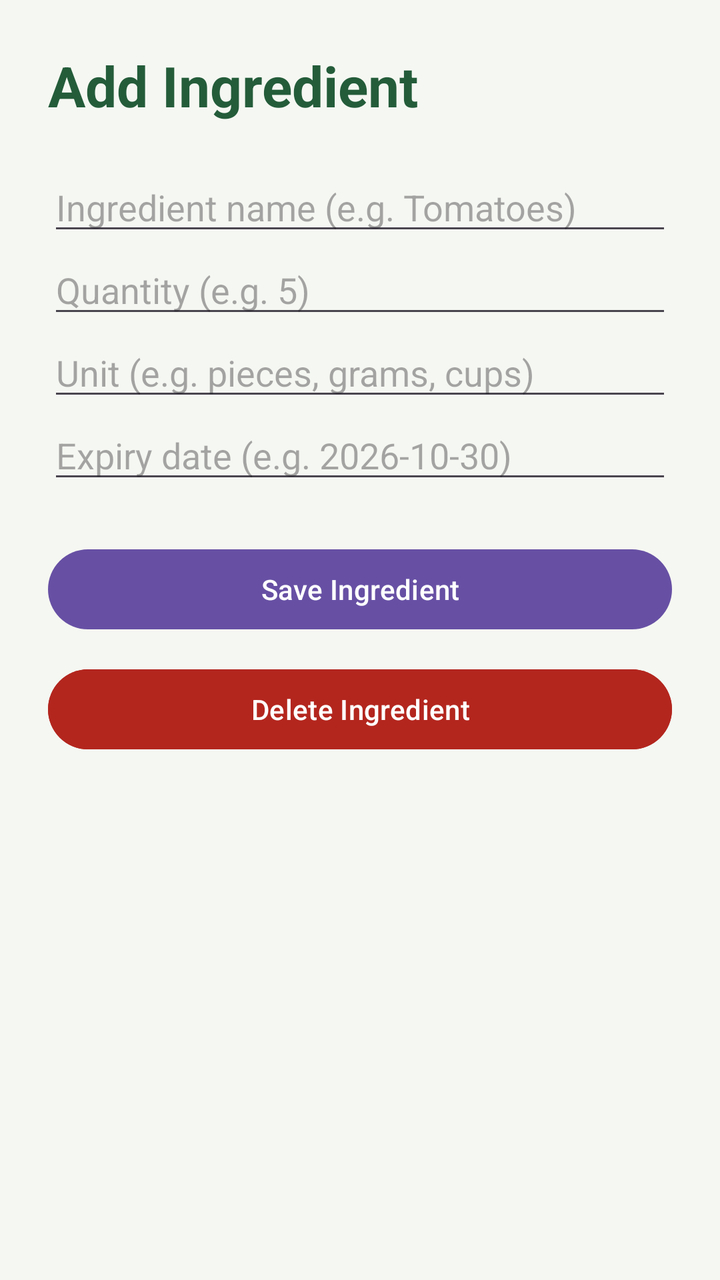
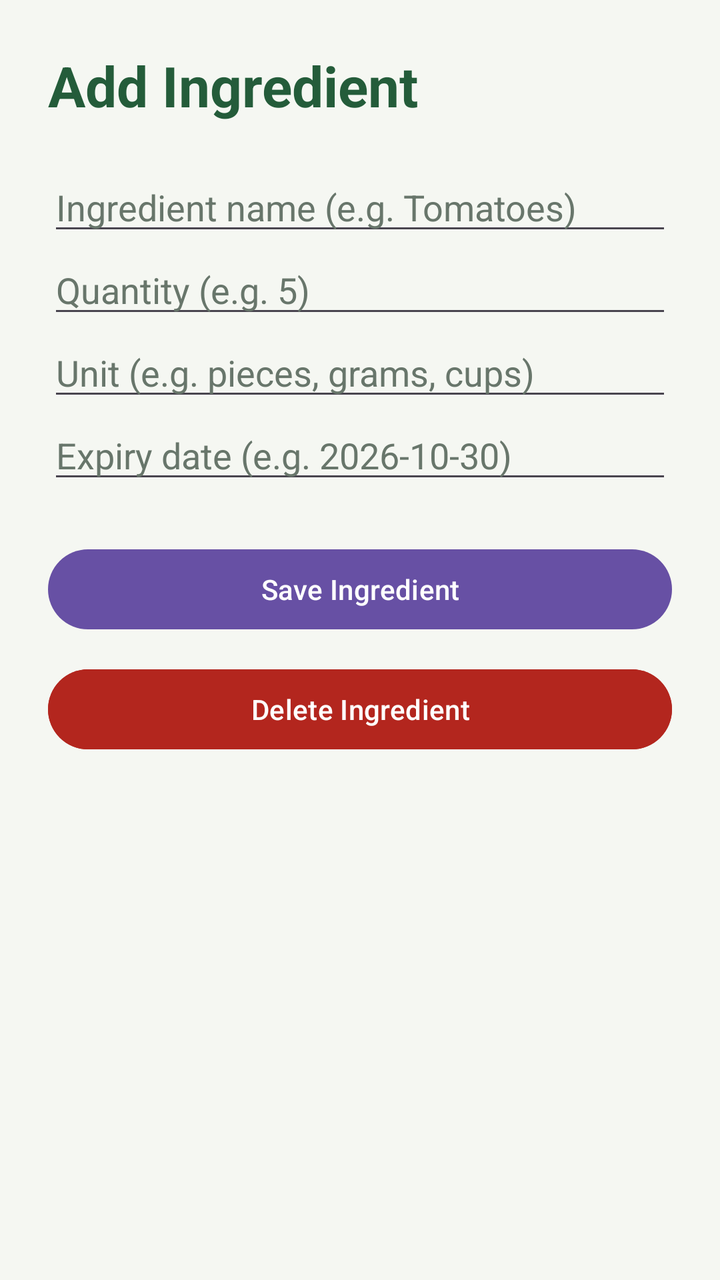

Compare the two renders of this Android layout. The source of the first and the diff that turns it into the second are given below.
<!-- AndroidManifest.xml: application theme Theme.SmartPantry -->
<!-- res/layout/activity_add_ingredient.xml -->
<?xml version="1.0" encoding="utf-8"?>
<ScrollView xmlns:android="http://schemas.android.com/apk/res/android"
    android:layout_width="match_parent"
    android:layout_height="match_parent"
    android:background="#F5F7F2">

    <LinearLayout
        android:layout_width="match_parent"
        android:layout_height="wrap_content"
        android:orientation="vertical"
        android:padding="24dp">

        <TextView
            android:layout_width="match_parent"
            android:layout_height="wrap_content"
            android:text="Add Ingredient"
            android:textSize="28sp"
            android:textStyle="bold"
            android:textColor="#245C3A"
            android:paddingBottom="20dp" />

        <EditText
            android:id="@+id/editName"
            android:layout_width="match_parent"
            android:layout_height="wrap_content"
            android:hint="Ingredient name (e.g. Tomatoes)"
            android:inputType="textCapWords" />

        <EditText
            android:id="@+id/editQuantity"
            android:layout_width="match_parent"
            android:layout_height="wrap_content"
            android:hint="Quantity (e.g. 5)"
            android:inputType="numberDecimal" />

        <EditText
            android:id="@+id/editUnit"
            android:layout_width="match_parent"
            android:layout_height="wrap_content"
            android:hint="Unit (e.g. pieces, grams, cups)"
            android:inputType="textCapWords" />

        <EditText
            android:id="@+id/editExpiry"
            android:layout_width="match_parent"
            android:layout_height="wrap_content"
            android:hint="Expiry date (e.g. 2026-10-30)"
            android:inputType="text" />

        <Button
            android:id="@+id/btnSaveIngredient"
            android:layout_width="match_parent"
            android:layout_height="wrap_content"
            android:layout_marginTop="24dp"
            android:text="Save Ingredient" />

        <Button
            android:id="@+id/btnDeleteIngredient"
            android:layout_width="match_parent"
            android:layout_height="wrap_content"
            android:layout_marginTop="12dp"
            android:text="Delete Ingredient"
            android:backgroundTint="#B3261E"
            android:textColor="#FFFFFF" />


    </LinearLayout>
</ScrollView>
<!-- resources referenced by this layout -->
<resources>
  <style name="Theme.SmartPantry" parent="Base.Theme.SmartPantry" />
  <style name="Base.Theme.SmartPantry" parent="Theme.Material3.DayNight.NoActionBar">
          
          
      </style>
</resources>

<!-- the commit's change to res/layout/activity_add_ingredient.xml (unified diff, before → after) -->
@@ -24,28 +24,40 @@
             android:layout_width="match_parent"
             android:layout_height="wrap_content"
             android:hint="Ingredient name (e.g. Tomatoes)"
-            android:inputType="textCapWords" />
+            android:inputType="textCapWords"
+            android:textColor="#203629"
+            android:textColorHint="#68766B"
+            />
 
         <EditText
             android:id="@+id/editQuantity"
             android:layout_width="match_parent"
             android:layout_height="wrap_content"
             android:hint="Quantity (e.g. 5)"
-            android:inputType="numberDecimal" />
+            android:inputType="numberDecimal"
+            android:textColor="#203629"
+            android:textColorHint="#68766B"
+            />
 
         <EditText
             android:id="@+id/editUnit"
             android:layout_width="match_parent"
             android:layout_height="wrap_content"
             android:hint="Unit (e.g. pieces, grams, cups)"
-            android:inputType="textCapWords" />
+            android:inputType="textCapWords"
+            android:textColor="#203629"
+            android:textColorHint="#68766B"
+            />
 
         <EditText
             android:id="@+id/editExpiry"
             android:layout_width="match_parent"
             android:layout_height="wrap_content"
             android:hint="Expiry date (e.g. 2026-10-30)"
-            android:inputType="text" />
+            android:inputType="text"
+            android:textColor="#203629"
+            android:textColorHint="#68766B"
+            />
 
         <Button
             android:id="@+id/btnSaveIngredient"
